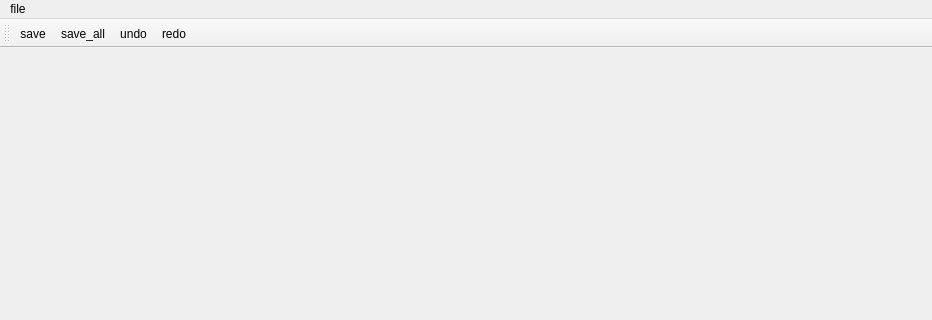
Qt form heTools/editor/ui/mainwin.ui (coblan/py2) before a commit; both pictures show x 0 to 932 and y 0 to 320 of the 932 by 769 pixel window.
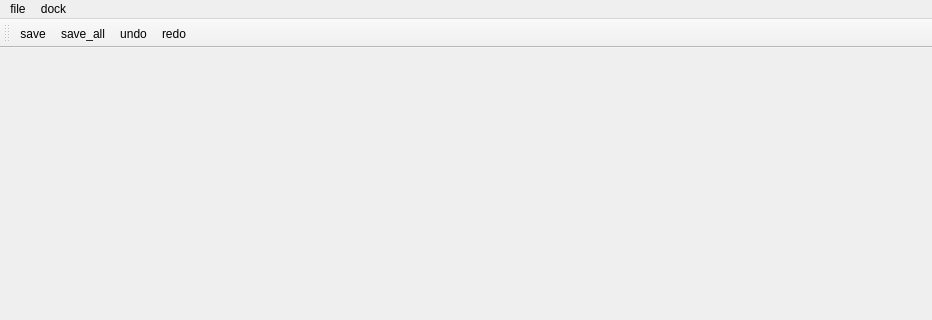
The same form after that commit. Icons and pictures are not drawn.

The edit to the form file:
```diff
--- a/heTools/editor/ui/mainwin.ui
+++ b/heTools/editor/ui/mainwin.ui
@@ -34,7 +34,16 @@
     <addaction name="actionSave"/>
     <addaction name="actionSave_all"/>
    </widget>
+   <widget class="QMenu" name="menuDock">
+    <property name="title">
+     <string>dock</string>
+    </property>
+    <addaction name="act_add_leftPanel"/>
+    <addaction name="act_add_bottomPanel"/>
+    <addaction name="act_add_rightPanel"/>
+   </widget>
    <addaction name="menuFile"/>
+   <addaction name="menuDock"/>
   </widget>
   <widget class="QStatusBar" name="stat_bar"/>
   <widget class="QToolBar" name="toolBar">
```
Left out of the diff: 19 changed lines with no effect on the pictures.
